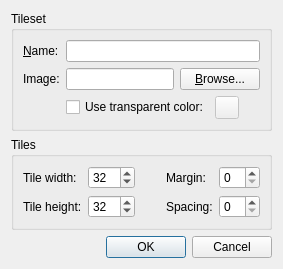
Qt form Tiled/src/tiled/newtilesetdialog.ui (Invertika/tools) before a commit.
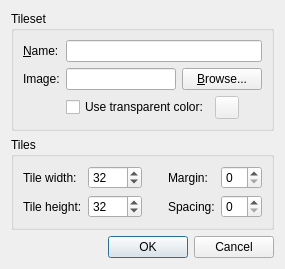
The same form after that commit. Custom widgets are drawn as their Qt base class.

What changed in the file:
```diff
--- a/Tiled/src/tiled/newtilesetdialog.ui
+++ b/Tiled/src/tiled/newtilesetdialog.ui
@@ -98,7 +98,7 @@
          <number>1</number>
         </property>
         <property name="maximum">
-         <number>999</number>
+         <number>9999</number>
         </property>
         <property name="value">
          <number>32</number>
@@ -138,7 +138,7 @@
          <number>1</number>
         </property>
         <property name="maximum">
-         <number>999</number>
+         <number>9999</number>
         </property>
         <property name="value">
          <number>32</number>
```
